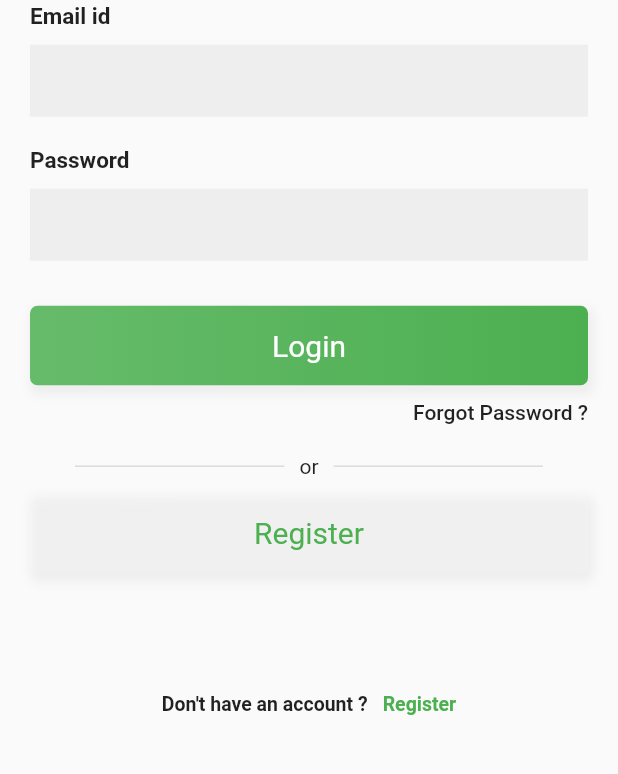
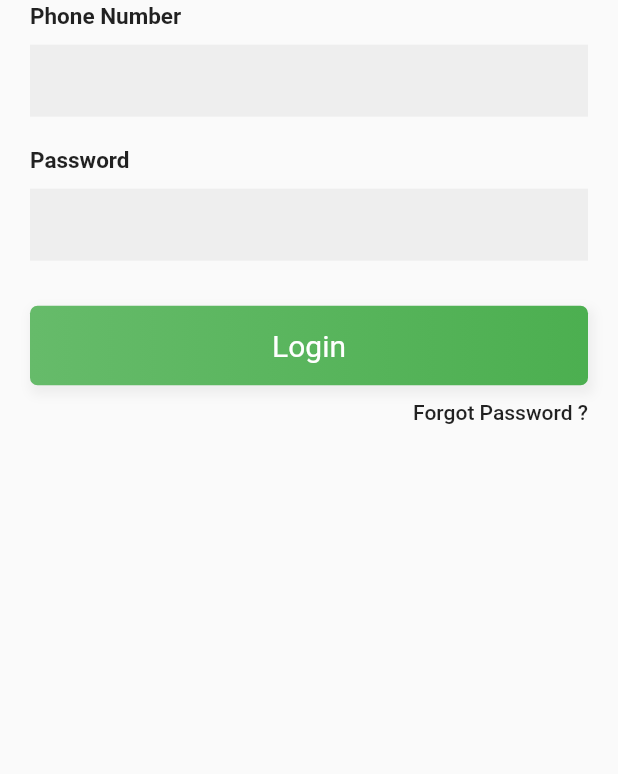
Before and after one commit to KenMusembi/MedyqPatient, a Flutter app: the screen it shows after launch, after a tap on "Login", on a phone screen of 412 x 824 dp, the part 387-1161 px from its top. Run offline on Flutter 3.47's test engine with Material 2 defaults, Android fonts, the phone set to English and light mode, and no system bars.

Commit message:
removed register ui

```diff
--- a/lib/screens/authenticate/login.dart
+++ b/lib/screens/authenticate/login.dart
@@ -1,6 +1,4 @@
 import 'package:flutter/material.dart';
-import 'package:medyq_patient/screens/authenticate/login.dart';
-//import 'package:google_fonts/google_fonts.dart';
 import 'package:medyq_patient/Widget/bezierContainer.dart';
 
 class Login extends StatefulWidget {
@@ -95,7 +93,7 @@ class _LoginState extends State<Login> {
             child: Padding(
               padding: EdgeInsets.symmetric(horizontal: 10),
               child: Divider(
-                thickness: 1,
+                thickness: 3,
               ),
             ),
           ),
@@ -104,7 +102,7 @@ class _LoginState extends State<Login> {
             child: Padding(
               padding: EdgeInsets.symmetric(horizontal: 10),
               child: Divider(
-                thickness: 1,
+                thickness: 3,
               ),
             ),
           ),
@@ -200,7 +198,7 @@ class _LoginState extends State<Login> {
   Widget _emailPasswordWidget() {
     return Column(
       children: <Widget>[
-        _entryField("Email id"),
+        _entryField("Phone Number"),
         _entryField("Password", isPassword: true),
       ],
     );
@@ -238,10 +236,10 @@ class _LoginState extends State<Login> {
                         style: TextStyle(
                             fontSize: 14, fontWeight: FontWeight.w500)),
                   ),
-                  _divider(),
-                  _facebookButton(),
+                  // _divider(),
+                  //_facebookButton(),
                   SizedBox(height: height * .055),
-                  _createAccountLabel(),
+                  //_createAccountLabel(),
                 ],
               ),
             ),
--- a/lib/screens/authenticate/welcome_page.dart
+++ b/lib/screens/authenticate/welcome_page.dart
@@ -1,6 +1,9 @@
 import 'package:flutter/material.dart';
 import 'package:medyq_patient/screens/authenticate/login.dart';
-//import 'package:google_fonts/google_fonts.dart';
+
+void main() {
+  runApp(WelcomePage());
+}
 
 class WelcomePage extends StatefulWidget {
   WelcomePage({Key key, this.title}) : super(key: key);
@@ -26,7 +29,7 @@ class _WelcomePageState extends State<WelcomePage> {
             borderRadius: BorderRadius.all(Radius.circular(5)),
             boxShadow: <BoxShadow>[
               BoxShadow(
-                  color: Color(0x0000ff00).withAlpha(100),
+                  color: Color(0x0000ff00),
                   offset: Offset(2, 4),
                   blurRadius: 8,
                   spreadRadius: 2)
@@ -35,28 +38,6 @@ class _WelcomePageState extends State<WelcomePage> {
         child: Text(
           'Login',
           style: TextStyle(fontSize: 22, color: Colors.green[500]),
-        ),
-      ),
-    );
-  }
-
-  Widget _signUpButton() {
-    return InkWell(
-      onTap: () {
-        Navigator.push(
-            context, MaterialPageRoute(builder: (context) => Login()));
-      },
-      child: Container(
-        width: MediaQuery.of(context).size.width,
-        padding: EdgeInsets.symmetric(vertical: 13),
-        alignment: Alignment.center,
-        decoration: BoxDecoration(
-          borderRadius: BorderRadius.all(Radius.circular(5)),
-          border: Border.all(color: Colors.white, width: 2),
-        ),
-        child: Text(
-          'Register now',
-          style: TextStyle(fontSize: 20, color: Colors.white),
         ),
       ),
     );
@@ -93,21 +74,13 @@ class _WelcomePageState extends State<WelcomePage> {
   Widget _title() {
     return RichText(
       textAlign: TextAlign.center,
-      text: TextSpan(text: '',
-          /*    style: GoogleFonts.portLligatSans(
-            textStyle: Theme.of(context).textTheme.display1,
-            fontSize: 30,
-            fontWeight: FontWeight.w700,
-            color: Colors.white,
-          ),*/
+      text: TextSpan(
+          text: 'Medyq Patient',
+          style: TextStyle(color: Colors.white, fontSize: 30),
           children: [
             TextSpan(
-              text: 'Medyq Patient',
-              style: TextStyle(color: Colors.white, fontSize: 30),
-            ),
-            TextSpan(
               text: '\n simple and convinient',
-              style: TextStyle(color: Colors.black, fontSize: 18),
+              style: TextStyle(color: Colors.black54, fontSize: 18),
             ),
           ]),
     );
@@ -132,24 +105,24 @@ class _WelcomePageState extends State<WelcomePage> {
               gradient: LinearGradient(
                   begin: Alignment.topCenter,
                   end: Alignment.bottomCenter,
-                  colors: [Colors.green[300], Colors.green[600]])),
+                  colors: [Colors.green[400], Colors.green[700]])),
           child: Column(
             crossAxisAlignment: CrossAxisAlignment.center,
             mainAxisAlignment: MainAxisAlignment.center,
             children: <Widget>[
               _title(),
               SizedBox(
-                height: 80,
+                height: 120,
               ),
               _submitButton(),
               SizedBox(
                 height: 20,
               ),
-              _signUpButton(),
+              // _signUpButton(),
               SizedBox(
                 height: 20,
               ),
-              _label()
+              // _label()
             ],
           ),
         ),
--- a/pubspec.yaml
+++ b/pubspec.yaml
@@ -28,6 +28,7 @@ dependencies:
   # The following adds the Cupertino Icons font to your application.
   # Use with the CupertinoIcons class for iOS style icons.
   cupertino_icons: ^0.1.3
+  local_auth: ^0.6.3+4
 
 dev_dependencies:
   flutter_test:
```
Also changed, not shown: pubspec.lock, 3 other files.
